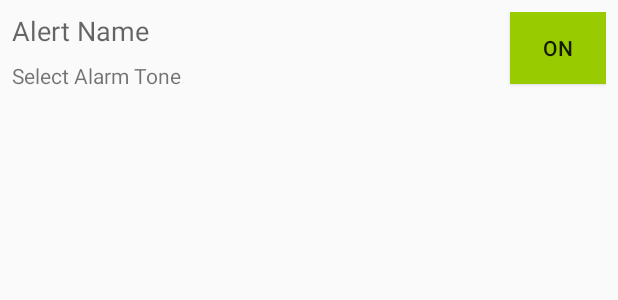
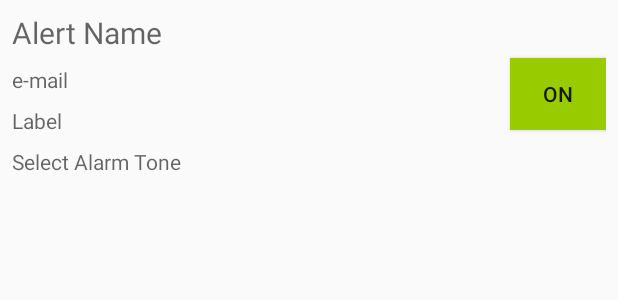
Before and after one commit to MishaKharaba/MailWatcher, an Android app: the layout alert_list_item.xml on its own in the app's theme, with its tools: preview values and no code run, on a phone screen of 412 x 824 dp. Shown: the top 300 px of the screen. Run offline under Robolectric (Android 15) with nearby library versions, the phone set to English and light mode, and no system bars.

Commit message:
Added watcher and alarm

```diff
--- a/app/src/main/java/com/eleks/mailwatcher/AlertListAdapter.java
+++ b/app/src/main/java/com/eleks/mailwatcher/AlertListAdapter.java
@@ -73,6 +73,12 @@ public class AlertListAdapter extends BaseAdapter
         Ringtone ringtone = RingtoneManager.getRingtone(mContext, alert.alarmTone);
         txtTone.setText(ringtone.getTitle(mContext));
 
+        TextView txtAccount = (TextView) view.findViewById(R.id.alert_account_name);
+        txtAccount.setText(alert.userAccount);
+
+        TextView txtLabel = (TextView) view.findViewById(R.id.alert_label_name);
+        txtLabel.setText(alert.labelName);
+
         ToggleButton btnEnabled = (ToggleButton) view.findViewById(R.id.alert_item_toggle);
         btnEnabled.setChecked(alert.isEnabled);
         btnEnabled.setTag(alert.id);
--- a/app/src/main/java/com/eleks/mailwatcher/model/AlertModel.java
+++ b/app/src/main/java/com/eleks/mailwatcher/model/AlertModel.java
@@ -16,6 +16,8 @@ public class AlertModel
     public String labelId;
     public String labelName;
 
+    public String historyId;
+
     public AlertModel(long id)
     {
         this.id = id;
--- a/app/src/main/res/layout/alert_list_item.xml
+++ b/app/src/main/res/layout/alert_list_item.xml
@@ -4,9 +4,56 @@
              android:layout_height="wrap_content">
 
     <RelativeLayout
-        android:layout_width="match_parent"
+        android:layout_width="fill_parent"
         android:layout_height="wrap_content"
-        android:layout_margin="8dp">
+        android:layout_margin="8dp"
+        android:orientation="horizontal">
+
+        <LinearLayout
+            android:layout_width="wrap_content"
+            android:layout_height="wrap_content"
+            android:layout_alignParentLeft="true"
+            android:layout_alignParentStart="true"
+            android:layout_toLeftOf="@+id/alert_item_toggle"
+            android:layout_toStartOf="@+id/alert_item_toggle"
+            android:orientation="vertical">
+
+            <TextView
+                android:id="@+id/alert_item_name"
+                android:layout_width="fill_parent"
+                android:layout_height="wrap_content"
+                android:layout_marginEnd="8dp"
+                android:layout_marginRight="8dp"
+                android:hint="@string/alert_name"
+                android:textSize="20dp"/>
+
+
+            <TextView
+                android:id="@+id/alert_account_name"
+                android:layout_width="wrap_content"
+                android:layout_height="wrap_content"
+                android:layout_marginTop="8dp"
+                android:hint="@string/email"
+                android:textSize="14sp"/>
+
+            <TextView
+                android:id="@+id/alert_label_name"
+                android:layout_width="wrap_content"
+                android:layout_height="wrap_content"
+                android:layout_marginEnd="8dp"
+                android:layout_marginRight="8dp"
+                android:layout_marginTop="8dp"
+                android:hint="@string/label_name"
+                android:textSize="14sp"/>
+
+            <TextView
+                android:id="@+id/alarm_label_tone_selection"
+                android:layout_width="wrap_content"
+                android:layout_height="wrap_content"
+                android:layout_marginTop="8dp"
+                android:hint="@string/select_alarm_tone"
+                android:textSize="14sp"/>
+        </LinearLayout>
 
         <ToggleButton
             android:id="@+id/alert_item_toggle"
@@ -14,39 +61,11 @@
             android:layout_height="48dp"
             android:layout_alignParentEnd="true"
             android:layout_alignParentRight="true"
-            android:layout_alignParentTop="true"
+            android:layout_centerVertical="true"
             android:background="@drawable/btn_toggle_bg"
             android:checked="true"
             android:textOff="OFF"
             android:textOn="ON"/>
-
-        <TextView
-            android:id="@+id/alert_item_name"
-            android:layout_width="fill_parent"
-            android:layout_height="wrap_content"
-            android:layout_alignParentLeft="true"
-            android:layout_alignParentStart="true"
-            android:layout_alignParentTop="true"
-            android:layout_marginEnd="8dp"
-            android:layout_marginRight="8dp"
-            android:layout_toLeftOf="@id/alert_item_toggle"
-            android:layout_toStartOf="@id/alert_item_toggle"
-            android:hint="@string/alert_name"
-            android:textAppearance="?android:attr/textAppearanceMedium"/>
-
-        <TextView
-            android:id="@+id/alarm_label_tone_selection"
-            android:layout_width="fill_parent"
-            android:layout_height="wrap_content"
-            android:layout_alignParentLeft="true"
-            android:layout_alignParentStart="true"
-            android:layout_below="@id/alert_item_name"
-            android:layout_marginTop="8dp"
-            android:layout_toLeftOf="@id/alert_item_toggle"
-            android:layout_toStartOf="@id/alert_item_toggle"
-            android:text="@string/select_alarm_tone"
-            android:textSize="14sp"/>
-
     </RelativeLayout>
 
 </FrameLayout>
--- a/app/src/main/res/layout/content_alert_details.xml
+++ b/app/src/main/res/layout/content_alert_details.xml
@@ -55,7 +55,8 @@
         android:layout_marginTop="@dimen/activity_vertical_margin"
         android:layout_toLeftOf="@+id/account_selector"
         android:layout_toStartOf="@+id/account_selector"
-        android:hint="@string/account_name"/>
+        android:hint="@string/account_name"
+        android:editable="false"/>
 
     <Button
         android:id="@+id/account_selector"
@@ -67,7 +68,7 @@
         android:text="Select\nAccount"
         />
 
-    <EditText
+    <Spinner
         android:id="@+id/alert_label_name"
         android:layout_width="fill_parent"
         android:layout_height="wrap_content"
--- a/app/src/main/res/menu/menu_alert_list.xml
+++ b/app/src/main/res/menu/menu_alert_list.xml
@@ -6,7 +6,7 @@
         android:id="@+id/action_add_new_alert"
         android:title="@string/add_alert"
         app:showAsAction="always"
-        android:icon="@android:drawable/ic_menu_add"/>
+        android:icon="@android:drawable/ic_input_add"/>
     <item
         android:id="@+id/action_settings"
         android:orderInCategory="100"
--- a/app/src/main/res/values/strings.xml
+++ b/app/src/main/res/values/strings.xml
@@ -9,4 +9,5 @@
     <string name="alert_name">Alert Name</string>
     <string name="account_name">Account</string>
     <string name="label_name">Label</string>
+    <string name="email">e-mail</string>
 </resources>
```
Also changed, not shown: app/src/main/AndroidManifest.xml (+7 -0 lines), app/src/main/java/com/eleks/mailwatcher/AlarmClockScreenActivity.java (added, +126 -0 lines), app/src/main/java/com/eleks/mailwatcher/AlertDetailsActivity.java (+42 -7 lines), app/src/main/java/com/eleks/mailwatcher/GmailAccountSelector.java (+87 -2 lines), app/src/main/java/com/eleks/mailwatcher/model/AlertDBHelper.java (+6 -2 lines), app/src/main/java/com/eleks/mailwatcher/model/LabelRec.java (added, +87 -0 lines), app/src/main/java/com/eleks/mailwatcher/service/AlertService.java (+105 -1 lines), app/src/main/java/com/eleks/mailwatcher/service/GmailReader.java (+42 -7 lines), app/src/main/res/layout/activity_alarm_clock_screen.xml (added, +46 -0 lines), app/src/main/res/mipmap-hdpi/btn_check_on_disabled.png (deleted), app/src/main/res/mipmap-mdpi/btn_check_on_disabled.png (deleted), app/src/main/res/mipmap-xhdpi/btn_check_on_disabled.png (deleted), app/src/main/res/mipmap-xxhdpi/btn_check_on_disabled.png (deleted), app/src/main/res/mipmap-xxxhdpi/btn_check_on_disabled.png (deleted).
